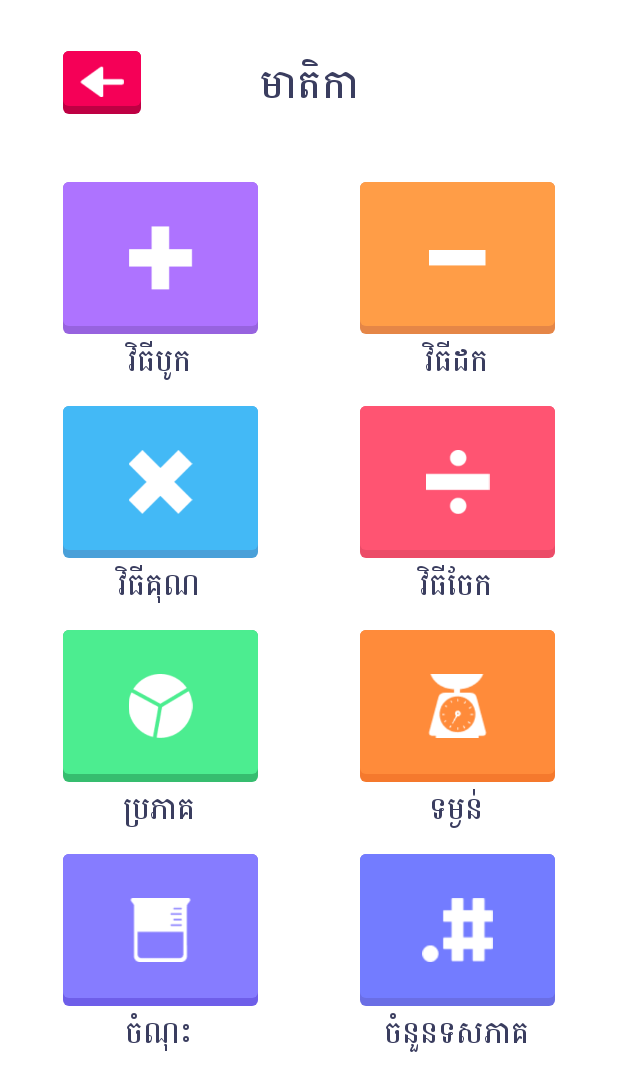
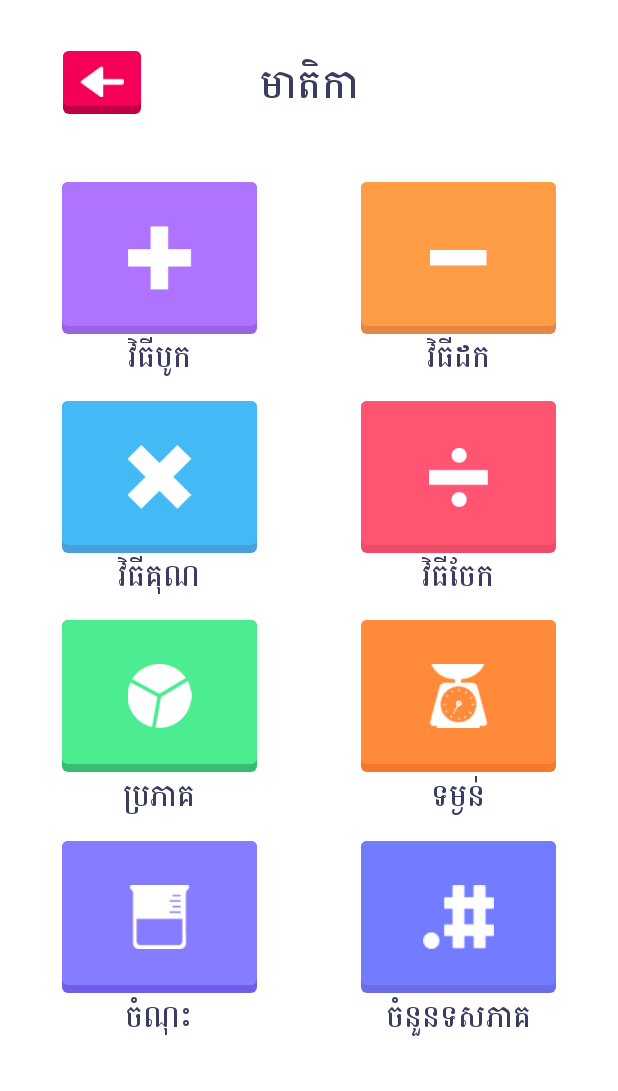
Before and after one commit to Thou168/BT_MathOperation, an Android app: the Home_Activity screen opened directly, with no data from a screen before it, on a phone screen of 412 x 824 dp. Shown: the top 1091 px of the screen. Run offline under Robolectric (Android 15) with nearby library versions, the light colour scheme and no system bars; libraries missing offline, so code that uses them is left out: com.thekhaeng.pushdownanim; 9 statements that could not run were skipped.

Commit message:
screen content

```diff
--- a/app/src/main/res/layout/my_home.xml
+++ b/app/src/main/res/layout/my_home.xml
@@ -44,16 +44,22 @@
         android:layout_width="match_parent"
         android:layout_height="match_parent">
         <RelativeLayout
-            android:layout_below="@+id/back"
             android:layout_width="match_parent"
             android:layout_height="wrap_content"
             android:paddingBottom="20dp">
-            <LinearLayout
+            <RelativeLayout
                 android:id="@+id/ln_1"
+                android:paddingStart="41dp"
+                android:paddingEnd="41dp"
                 android:orientation="horizontal"
-                android:gravity="center"
                 android:layout_marginTop="45dp"
                 android:layout_width="match_parent"
+                android:layout_height="wrap_content">
+                <LinearLayout
+                    android:orientation="vertical"
+                    android:layout_alignParentStart="true"
+                    android:gravity="center"
+                    android:layout_width="wrap_content"
                     android:layout_height="wrap_content">
                     <ImageButton
                         android:id="@+id/btn_sum"
@@ -62,9 +68,23 @@
                         android:padding="29dp"
                         android:src="@drawable/add_1"
                         android:scaleType="fitCenter"
-                    android:layout_marginEnd="68.12dp"
                         android:layout_width="130dp"
                         android:layout_height="101.27dp"/>
+                    <TextView
+                        android:text="វិធីបូក"
+                        android:textColor="#3A3D5F"
+                        android:gravity="center"
+                        android:fontFamily="@font/battambang_regular"
+                        android:textSize="18sp"
+                        android:layout_width="wrap_content"
+                        android:layout_height="wrap_content" />
+                </LinearLayout>
+                <LinearLayout
+                    android:orientation="vertical"
+                    android:layout_alignParentEnd="true"
+                    android:gravity="center"
+                    android:layout_width="wrap_content"
+                    android:layout_height="wrap_content">
                     <ImageButton
                         android:id="@+id/btn_sub"
                         android:background="@drawable/button_state_sub"
@@ -75,112 +95,119 @@
                         android:textColor="@color/colorF7"
                         android:layout_width="130dp"
                         android:layout_height="101.27dp"/>
-            </LinearLayout>
-            <LinearLayout
-                android:id="@+id/ln_1_text"
-                android:orientation="horizontal"
-                android:layout_marginTop="2dp"
-                android:layout_below="@+id/ln_1"
-                android:layout_width="match_parent"
-                android:layout_height="wrap_content">
                     <TextView
-                    android:layout_marginStart="41dp"
-                    android:text="វិធីបូក"
+                        android:text="វិធីដក"
                         android:textColor="#3A3D5F"
                         android:gravity="center"
                         android:fontFamily="@font/battambang_regular"
                         android:textSize="18sp"
-                    android:layout_marginEnd="68dp"
+                        android:layout_width="wrap_content"
+                        android:layout_height="wrap_content" />
+                </LinearLayout>
+            </RelativeLayout>
+
+            <RelativeLayout
+                android:id="@+id/ln_2"
+                android:layout_marginTop="12dp"
+                android:layout_below="@+id/ln_1"
+                android:orientation="horizontal"
+                android:paddingStart="41dp"
+                android:paddingEnd="41dp"
+                android:layout_centerInParent="true"
+                android:gravity="center"
+                android:layout_width="match_parent"
+                android:layout_height="wrap_content">
+                <LinearLayout
+                    android:orientation="vertical"
+                    android:layout_alignParentStart="true"
+                    android:gravity="center"
+                    android:layout_width="wrap_content"
+                    android:layout_height="wrap_content">
+                    <ImageButton
+                        android:id="@+id/btn_mul"
+                        android:background="@drawable/button_state_mul"
+                        android:text="@string/sum"
+                        android:padding="29dp"
+                        android:src="@drawable/mul"
+                        android:scaleType="fitCenter"
                         android:layout_width="130dp"
-                    android:layout_height="34dp" />
+                        android:layout_height="101.27dp"/>
                     <TextView
-                    android:text="វិធីដក"
+                        android:text="វិធីគុណ"
                         android:textColor="#3A3D5F"
                         android:gravity="center"
-                    android:layout_marginEnd="43dp"
+                        android:fontFamily="@font/battambang_regular"
+                        android:textSize="18sp"
+                        android:layout_width="wrap_content"
+                        android:layout_height="wrap_content" />
+                </LinearLayout>
+                <LinearLayout
+                    android:orientation="vertical"
+                    android:layout_alignParentEnd="true"
+                    android:gravity="center"
+                    android:layout_width="wrap_content"
+                    android:layout_height="wrap_content">
+                    <ImageButton
+                        android:id="@+id/btn_div"
+                        android:background="@drawable/button_state_div"
+                        android:padding="45dp"
+                        android:text="@string/div"
+                        android:src="@drawable/div"
+                        android:scaleType="centerCrop"
+                        android:textColor="@color/colorF7"
+                        android:layout_width="130dp"
+                        android:layout_height="101.27dp"/>
+                    <TextView
+                        android:text="វិធីចែក"
+                        android:textColor="#3A3D5F"
+                        android:gravity="center"
+                        android:fontFamily="@font/battambang_regular"
+                        android:textSize="18sp"
+                        android:layout_width="wrap_content"
+                        android:layout_height="wrap_content" />
+                </LinearLayout>
+            </RelativeLayout>
+
+            <RelativeLayout
+                android:id="@+id/ln_3"
+                android:layout_width="match_parent"
+                android:layout_height="wrap_content"
+                android:paddingStart="41dp"
+                android:paddingEnd="41dp"
+                android:layout_below="@+id/ln_2"
+                android:layout_marginTop="12dp">
+                <LinearLayout
+                    android:orientation="vertical"
+                    android:layout_alignParentStart="true"
+                    android:gravity="center"
+                    android:layout_width="wrap_content"
+                    android:layout_height="wrap_content">
+                    <ImageButton
+                        android:id="@+id/btn_fraction"
+                        android:layout_width="130dp"
+                        android:layout_height="101.27dp"
+                        android:background="@drawable/button_state_list_2"
+                        android:padding="29dp"
+                        android:scaleType="fitCenter"
+                        android:src="@drawable/fraction"
+                        android:text="@string/div"
+                        android:textColor="@color/colorF7" />
+                    <TextView
+                        android:text="ប្រភាគ"
+                        android:textColor="#3A3D5F"
+                        android:gravity="center"
+                        android:layout_gravity="center"
                         android:fontFamily="@font/battambang_regular"
                         android:textSize="18sp"
                         android:layout_width="130dp"
                         android:layout_height="34dp" />
                 </LinearLayout>
                 <LinearLayout
-                android:id="@+id/ln_2"
-                android:layout_marginTop="12dp"
-                android:layout_below="@+id/ln_1_text"
-                android:orientation="horizontal"
-                android:layout_centerInParent="true"
+                    android:orientation="vertical"
+                    android:layout_alignParentEnd="true"
                     android:gravity="center"
-                android:layout_width="match_parent"
+                    android:layout_width="wrap_content"
                     android:layout_height="wrap_content">
-                <ImageButton
-                    android:id="@+id/btn_mul"
-                    android:background="@drawable/button_state_mul"
-                    android:padding="29dp"
-                    android:text="@string/mul"
-                    android:src="@drawable/mul"
-                    android:scaleType="fitCenter"
-                    android:layout_marginEnd="68.12dp"
-                    android:textColor="@color/colorF7"
-                    android:layout_width="130dp"
-                    android:layout_height="101.27dp"/>
-                <ImageButton
-                    android:id="@+id/btn_div"
-                    android:background="@drawable/button_state_div"
-                    android:padding="29dp"
-                    android:text="@string/div"
-                    android:src="@drawable/div"
-                    android:scaleType="fitCenter"
-                    android:textColor="@color/colorF7"
-                    android:layout_width="130dp"
-                    android:layout_height="101.27dp"/>
-            </LinearLayout>
-            <LinearLayout
-                android:id="@+id/ln_2_text"
-                android:orientation="horizontal"
-                android:layout_marginTop="2dp"
-                android:layout_below="@+id/ln_2"
-                android:layout_width="match_parent"
-                android:layout_height="wrap_content">
-                <TextView
-                    android:layout_marginStart="41dp"
-                    android:text="វិធីគុណ"
-                    android:textColor="#3A3D5F"
-                    android:gravity="center"
-                    android:fontFamily="@font/battambang_regular"
-                    android:textSize="18sp"
-                    android:layout_marginEnd="68dp"
-                    android:layout_width="130dp"
-                    android:layout_height="34dp" />
-                <TextView
-                    android:text="វិធីចែក"
-                    android:textColor="#3A3D5F"
-                    android:gravity="center"
-                    android:fontFamily="@font/battambang_regular"
-                    android:textSize="18sp"
-                    android:layout_marginEnd="41dp"
-                    android:layout_width="130dp"
-                    android:layout_height="34dp" />
-            </LinearLayout>
-
-            <LinearLayout
-                android:id="@+id/ln_3"
-                android:layout_width="match_parent"
-                android:layout_height="wrap_content"
-                android:layout_below="@+id/ln_2_text"
-                android:layout_marginTop="12dp"
-                android:gravity="center">
-
-                <ImageButton
-                    android:id="@+id/btn_fraction"
-                    android:layout_width="130dp"
-                    android:layout_height="101.27dp"
-                    android:background="@drawable/button_state_list_2"
-                    android:padding="29dp"
-                    android:layout_marginEnd="68.12dp"
-                    android:scaleType="fitCenter"
-                    android:src="@drawable/fraction"
-                    android:text="@string/div"
-                    android:textColor="@color/colorF7" />
                     <ImageButton
                         android:id="@+id/btn_weight"
                         android:layout_width="130dp"
@@ -191,54 +218,59 @@
                         android:src="@drawable/icon_weight_white"
                         android:text="@string/div"
                         android:textColor="@color/colorF7" />
-            </LinearLayout>
-            <LinearLayout
-                android:id="@+id/ln_3_text"
-                android:orientation="horizontal"
-                android:layout_marginTop="2dp"
-                android:layout_below="@+id/ln_3"
-                android:layout_width="match_parent"
-                android:layout_height="wrap_content">
-                <TextView
-                    android:text="ប្រភាគ"
-                    android:textColor="#3A3D5F"
-                    android:gravity="center"
-                    android:fontFamily="@font/battambang_regular"
-                    android:textSize="18sp"
-                    android:layout_marginStart="41dp"
-                    android:layout_marginEnd="68dp"
-                    android:layout_width="130dp"
-                    android:layout_height="34dp" />
                     <TextView
                         android:text="ទម្ងន់"
                         android:textColor="#3A3D5F"
                         android:gravity="center"
                         android:fontFamily="@font/battambang_regular"
                         android:textSize="18sp"
-                    android:layout_marginEnd="41dp"
                         android:layout_width="130dp"
                         android:layout_height="34dp" />
                 </LinearLayout>
+            </RelativeLayout>
 
-            <LinearLayout
+            <RelativeLayout
                 android:id="@+id/ln_4"
                 android:layout_width="match_parent"
                 android:layout_height="wrap_content"
-                android:layout_below="@+id/ln_3_text"
+                android:paddingStart="41dp"
+                android:paddingEnd="41dp"
+                android:layout_below="@+id/ln_3"
                 android:layout_marginTop="12dp"
                 android:gravity="center">
 
+                <LinearLayout
+                    android:orientation="vertical"
+                    android:layout_alignParentStart="true"
+                    android:gravity="center"
+                    android:layout_width="wrap_content"
+                    android:layout_height="wrap_content">
                     <ImageButton
                         android:id="@+id/btn_capacity"
                         android:layout_width="130dp"
                         android:layout_height="101.27dp"
                         android:background="@drawable/button_state_capacity"
                         android:padding="29dp"
-                    android:layout_marginEnd="68.12dp"
                         android:scaleType="fitCenter"
                         android:src="@drawable/icon_capacity_white"
                         android:text="@string/div"
                         android:textColor="@color/colorF7" />
+                    <TextView
+                        android:text="ចំណុះ"
+                        android:textColor="#3A3D5F"
+                        android:gravity="center"
+                        android:layout_gravity="center"
+                        android:fontFamily="@font/battambang_regular"
+                        android:textSize="18sp"
+                        android:layout_width="130dp"
+                        android:layout_height="34dp" />
+                </LinearLayout>
+                <LinearLayout
+                    android:orientation="vertical"
+                    android:layout_alignParentEnd="true"
+                    android:gravity="center"
+                    android:layout_width="wrap_content"
+                    android:layout_height="wrap_content">
                     <ImageButton
                         android:id="@+id/btn_decimal"
                         android:layout_width="130dp"
@@ -249,34 +281,16 @@
                         android:src="@drawable/icon_decimal_white"
                         android:text="@string/div"
                         android:textColor="@color/colorF7" />
-            </LinearLayout>
-            <LinearLayout
-                android:id="@+id/ln_4_text"
-                android:orientation="horizontal"
-                android:layout_marginTop="2dp"
-                android:layout_below="@+id/ln_4"
-                android:layout_width="match_parent"
-                android:layout_height="wrap_content">
-                <TextView
-                    android:text="ចំណុះ"
-                    android:textColor="#3A3D5F"
-                    android:gravity="center"
-                    android:fontFamily="@font/battambang_regular"
-                    android:textSize="18sp"
-                    android:layout_marginStart="41dp"
-                    android:layout_marginEnd="68dp"
-                    android:layout_width="130dp"
-                    android:layout_height="34dp" />
                     <TextView
                         android:text="ចំនួនទសភាគ"
                         android:textColor="#3A3D5F"
                         android:gravity="center"
                         android:fontFamily="@font/battambang_regular"
                         android:textSize="18sp"
-                    android:layout_marginEnd="41dp"
                         android:layout_width="130dp"
                         android:layout_height="34dp" />
                 </LinearLayout>
+            </RelativeLayout>
         </RelativeLayout>
     </ScrollView>
     <Button
```
Lines whose indentation alone changed are shown as unchanged.
